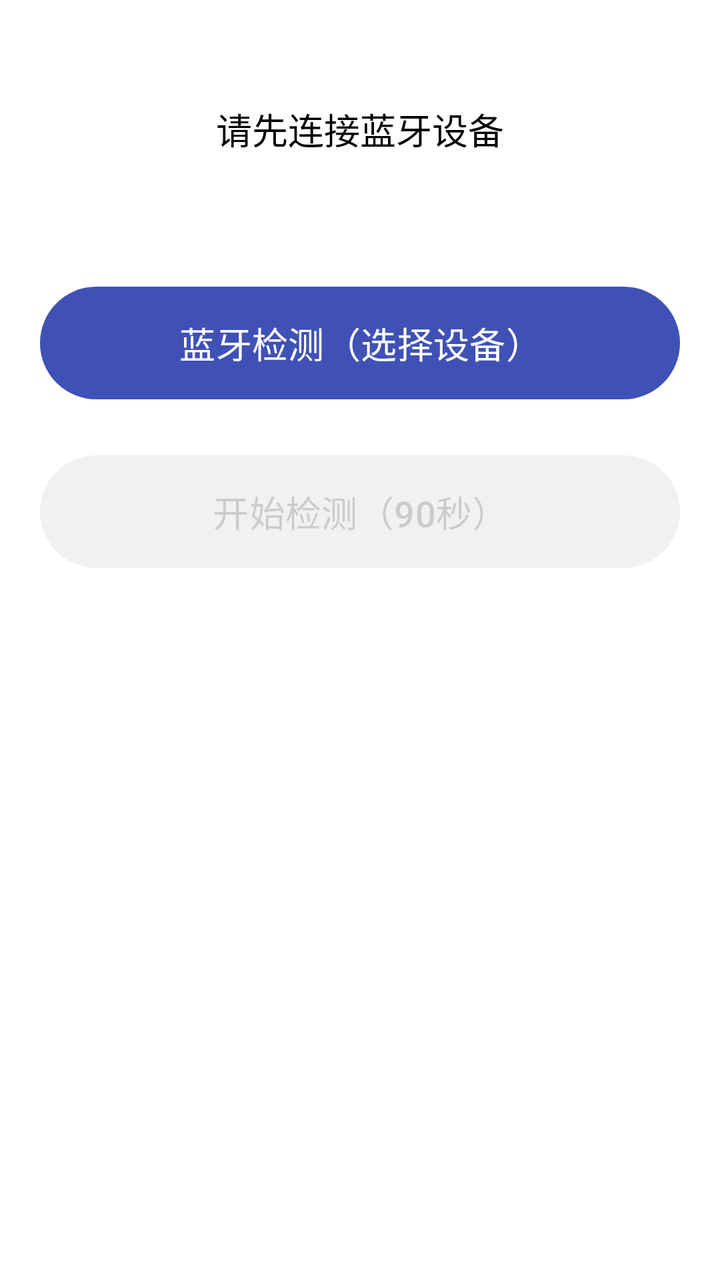
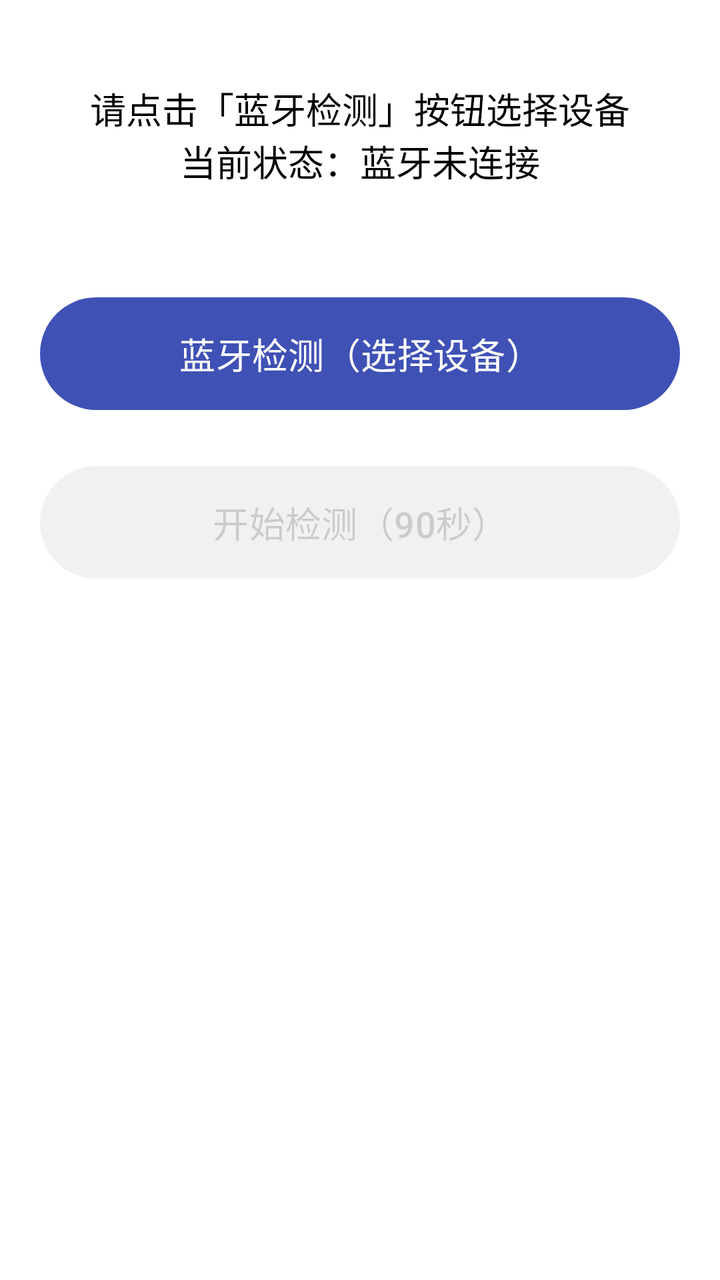

Screens rendered from an Android XML layout before and after an edit, with the pre-edit source and the edit as a unified diff.
<!-- AndroidManifest.xml: application theme Theme.MyApplication -->
<!-- res/layout/activity_main.xml -->
<?xml version="1.0" encoding="utf-8"?>
<LinearLayout
    xmlns:android="http://schemas.android.com/apk/res/android"
    xmlns:app="http://schemas.android.com/apk/res-auto"
    android:layout_width="match_parent"
    android:layout_height="match_parent"
    android:orientation="vertical"
    android:padding="20dp"
    android:gravity="center_horizontal"
    android:background="@color/white"> 

    
    <SurfaceView
        android:id="@+id/surface_view"
        android:layout_width="match_parent"
        android:layout_height="0dp"
        android:layout_weight="1"
        android:layout_marginBottom="20dp"
        android:visibility="gone"
        android:background="@color/black"/> 

    
    <TextView
        android:id="@+id/tv_status"
        android:layout_width="match_parent"
        android:layout_height="wrap_content"
        android:text="请先连接蓝牙设备"
        android:textSize="18sp"
        android:gravity="center"
        android:minLines="4"
        android:layout_marginBottom="30dp"
        android:textColor="@color/black"/> 

    
    <com.google.android.material.button.MaterialButton
        android:id="@+id/btn_bluetooth_detect"
        android:layout_width="match_parent"
        android:layout_height="wrap_content"
        android:text="蓝牙检测（选择设备）"
        android:textSize="18sp"
        android:padding="15dp"
        android:layout_marginBottom="20dp" /> 

    
    <com.google.android.material.button.MaterialButton
        android:id="@+id/btn_start_detection"
        android:layout_width="match_parent"
        android:layout_height="wrap_content"
        android:text="开始检测（90秒）"
        android:textSize="18sp"
        android:padding="15dp"
        android:enabled="false"
        android:alpha="0.5" />

</LinearLayout>
<!-- resources referenced by this layout -->
<resources>
  <color name="black">#000000</color>
  <color name="white">#FFFFFF</color>
  <style name="Theme.MyApplication" parent="Base.Theme.MyApplication" />
  <style name="Base.Theme.MyApplication" parent="Theme.Material3.DayNight.NoActionBar">
          
          <item name="colorPrimary">@color/colorPrimary</item>         
          <item name="colorPrimaryContainer">@color/colorPrimaryContainer</item> 
          <item name="colorSecondary">@color/colorAccent</item>       
          <item name="colorSecondaryContainer">@color/colorAccentContainer</item> 
          <item name="colorOnPrimary">@color/white</item>             
          <item name="colorOnSecondary">@color/white</item>           
  
          
          <item name="materialButtonStyle">@style/Widget.Material3.Button</item>
      </style>
  <color name="colorPrimary">#3F51B5</color>
  <color name="colorPrimaryContainer">#C5CAE9</color>
  <color name="colorAccent">#FF4081</color>
  <color name="colorAccentContainer">#FFCCE5</color>
</resources>

<!-- the commit's change to res/layout/activity_main.xml (unified diff, before → after) -->
@@ -1,37 +1,34 @@
 <?xml version="1.0" encoding="utf-8"?>
-<LinearLayout
-    xmlns:android="http://schemas.android.com/apk/res/android"
+<LinearLayout xmlns:android="http://schemas.android.com/apk/res/android"
     xmlns:app="http://schemas.android.com/apk/res-auto"
     android:layout_width="match_parent"
     android:layout_height="match_parent"
     android:orientation="vertical"
     android:padding="20dp"
     android:gravity="center_horizontal"
-    android:background="@color/white"> 
+    android:background="@color/white">
 
-    
-    <SurfaceView
-        android:id="@+id/surface_view"
+    <androidx.camera.view.PreviewView
+        android:id="@+id/preview_view"
         android:layout_width="match_parent"
         android:layout_height="0dp"
         android:layout_weight="1"
         android:layout_marginBottom="20dp"
         android:visibility="gone"
-        android:background="@color/black"/> 
+        android:background="@color/black"
+        app:scaleType="fillCenter" />
 
-    
     <TextView
         android:id="@+id/tv_status"
         android:layout_width="match_parent"
         android:layout_height="wrap_content"
-        android:text="请先连接蓝牙设备"
+        android:text="请点击「蓝牙检测」按钮选择设备\n当前状态：蓝牙未连接"
         android:textSize="18sp"
+        android:textColor="@color/black"
         android:gravity="center"
         android:minLines="4"
-        android:layout_marginBottom="30dp"
-        android:textColor="@color/black"/> 
+        android:layout_marginBottom="30dp" />
 
-    
     <com.google.android.material.button.MaterialButton
         android:id="@+id/btn_bluetooth_detect"
         android:layout_width="match_parent"
@@ -39,9 +36,8 @@
         android:text="蓝牙检测（选择设备）"
         android:textSize="18sp"
         android:padding="15dp"
-        android:layout_marginBottom="20dp" /> 
+        android:layout_marginBottom="20dp" />
 
-    
     <com.google.android.material.button.MaterialButton
         android:id="@+id/btn_start_detection"
         android:layout_width="match_parent"
